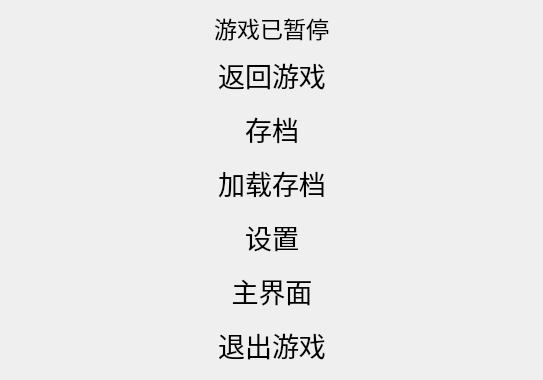
Old version of the form src/ui/page/gamePauseWidget.ui in the repository CodingRookie98/Sudoku-Solo.
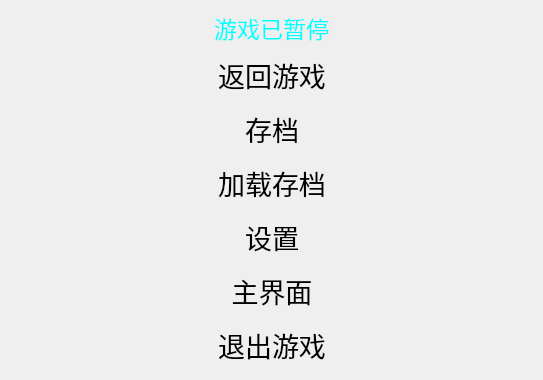
New version of the form. Custom widgets are drawn as their Qt base class.

Commit message: feat(gamePauseWidget.ui gamingWidget.cpp gamingWidget.cpp): Modify some ui styles

The edit to the form file:
```diff
--- a/src/ui/page/gamePauseWidget.ui
+++ b/src/ui/page/gamePauseWidget.ui
@@ -24,12 +24,16 @@
     <widget class="QLabel" name="label">
      <property name="font">
       <font>
+       <family>Arial Black</family>
        <pointsize>17</pointsize>
       </font>
      </property>
      <property name="autoFillBackground">
       <bool>false</bool>
      </property>
+     <property name="styleSheet">
+      <string notr="true">color: rgb(0, 255, 255);</string>
+     </property>
      <property name="frameShadow">
       <enum>QFrame::Plain</enum>
      </property>
```
The commit also changes 2 other files.
